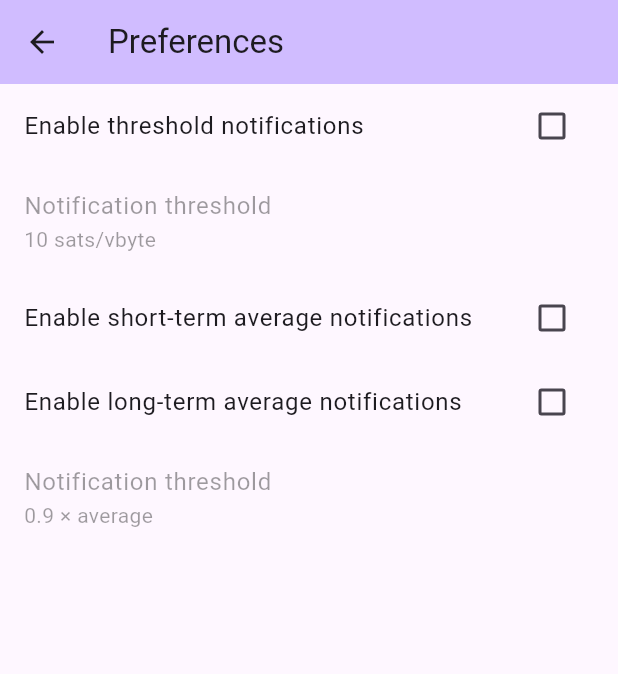
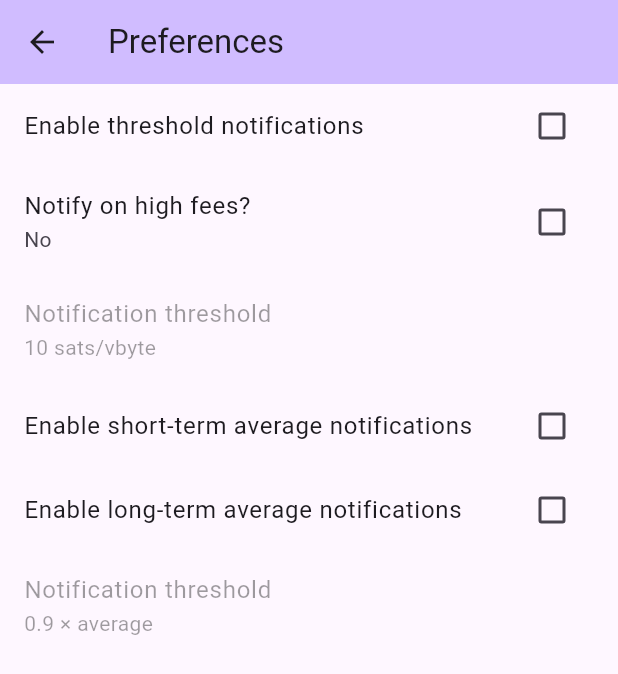
Before and after one commit to tallyforge/bitcoinfees, a Flutter app: the screen it shows after launch, after a tap on the "settings" icon, on a phone screen of 412 x 824 dp. Shown: the top 674 px of the screen. Run offline on Flutter 3.47's test engine with Material 3 defaults, Android fonts, the phone set to English and light mode, and no system bars; our stand-ins replace flutter_local_notifications, realm, shared_preferences; missing offline and left inert: flex_seed_scheme, realm_common, result_type, workmanager; generated files the repository leaves out were written again; statements that could not run were skipped.

Commit message:
High/low fee notifications, fee thresholds

```diff
--- a/lib/data/preferences/app_prefs.dart
+++ b/lib/data/preferences/app_prefs.dart
@@ -28,6 +28,7 @@ class AppPrefs with ChangeNotifier {
   Future<void> _load() async {
     // Defaults are the starting value of the properties
     feeThresholdEnabled = _prefs.getBool(_feeThresholdEnabledKey) ?? feeThresholdEnabled;
+    notifyHighFees = _prefs.getBool(_notifyHighFeesKey) ?? notifyHighFees;
     feeNotificationThreshold = _prefs.getInt(_feeNotificationThresholdKey) ?? feeNotificationThreshold;
     shortTermAverageFeeEnabled = _prefs.getBool(_shortTermAverageFeeEnabledKey) ?? shortTermAverageFeeEnabled;
     longTermAverageFeeEnabled = _prefs.getBool(_longTermAverageFeeEnabledKey) ?? longTermAverageFeeEnabled;
@@ -38,6 +39,7 @@ class AppPrefs with ChangeNotifier {
     notifyListeners();
 
     _prefs.setBool(_feeThresholdEnabledKey, feeThresholdEnabled);
+    _prefs.setBool(_notifyHighFeesKey, notifyHighFees);
     _prefs.setInt(_feeNotificationThresholdKey, feeNotificationThreshold);
     _prefs.setBool(_shortTermAverageFeeEnabledKey, shortTermAverageFeeEnabled);
     _prefs.setBool(_longTermAverageFeeEnabledKey, longTermAverageFeeEnabled);
@@ -47,6 +49,10 @@ class AppPrefs with ChangeNotifier {
   /// Whether absolute fee threshold notifications are enabled.
   bool feeThresholdEnabled = false;
   static const _feeThresholdEnabledKey = "fee_notification_enabled";
+
+  /// Whether absolute fee threshold notifications are enabled.
+  bool notifyHighFees = false;
+  static const _notifyHighFeesKey = "notify_high_fees";
 
   /// The fee in sats per vbyte that should trigger a fee threshold notification.
   int feeNotificationThreshold = 10;
--- a/lib/ui/screen/app_prefs.dart
+++ b/lib/ui/screen/app_prefs.dart
@@ -52,6 +52,18 @@ class _AppPrefsScreenState extends State<AppPrefsScreen> {
 
                   setState(() {
                     prefs.feeThresholdEnabled = value;
+                  });
+                },
+              ),
+              CheckboxListTile(
+                title: const Text("Notify on high fees?"),
+                subtitle: Text(prefs.notifyHighFees ? "Yes" : "No"),
+                value: prefs.notifyHighFees,
+                onChanged: (value) {
+                  if(value == null) return;
+
+                  setState(() {
+                    prefs.notifyHighFees = value;
                   });
                 },
               ),
--- a/lib/ui/screen/home.dart
+++ b/lib/ui/screen/home.dart
@@ -80,7 +80,9 @@ class _HomeScreenState extends State<HomeScreen> {
           mainAxisAlignment: MainAxisAlignment.center,
           children: <Widget>[
             for(var e in estimates)
-              Text("${(e.timeToConfirmation.inMinutes / 10).round()} blocks: ${e.satsPerVbyte} sats/vByte")
+              Text("${(e.timeToConfirmation.inMinutes / 10).round()} blocks: ${e.satsPerVbyte} sats/vByte",
+                style: const TextStyle(fontSize: 18),
+              )
           ],
         ),
       ),
```
Also changed, not shown: lib/background_processor.dart (+39 -10 lines), lib/ui/widget/number_input_dialog.dart (+6 -4 lines), 3 other files.
